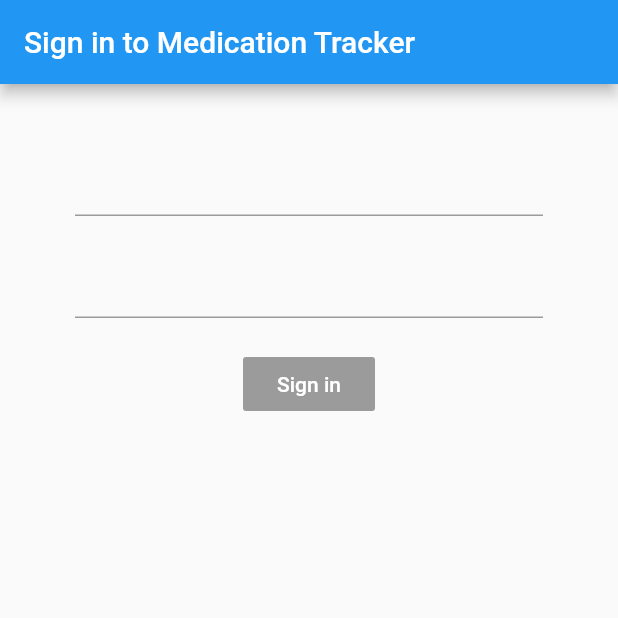
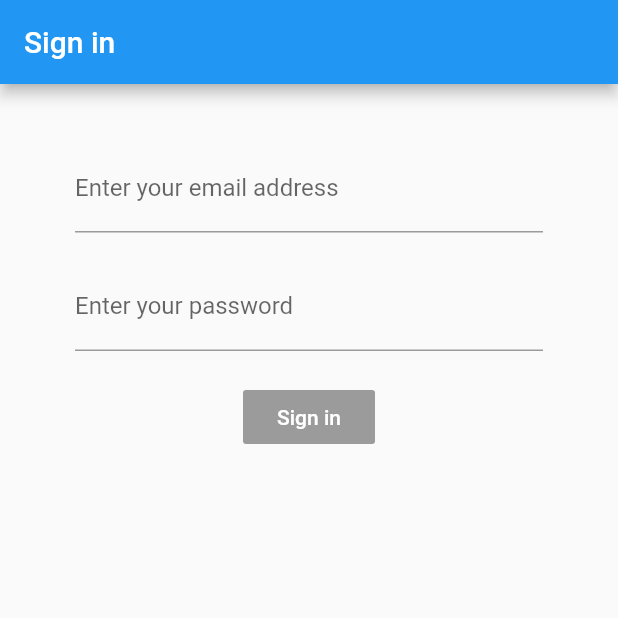
Before and after one commit to rosscraw/MedicationTracker, a Flutter app: the LogInScreen screen opened directly, on a phone screen of 412 x 824 dp, the top half of it. Run offline on Flutter 3.47's test engine with Material 2 defaults, Android fonts, the phone set to English and light mode, and no system bars; our stand-ins replace table_calendar.

Commit message:
Added decoration to the email and password forms

```diff
--- a/medication_tracker/lib/front_end/screens/log_in_screen.dart
+++ b/medication_tracker/lib/front_end/screens/log_in_screen.dart
@@ -18,7 +18,7 @@ class _LogInScreenState extends State<LogInScreen> {
   Widget build(BuildContext context) {
     return Scaffold(
       appBar: AppBar(
-        title: Text('Sign in to Medication Tracker'),
+        title: Text('Sign in'),
       ),
       body: Container(
         padding: EdgeInsets.symmetric(vertical: 20.0, horizontal: 50.0),
@@ -27,12 +27,18 @@ class _LogInScreenState extends State<LogInScreen> {
             children: <Widget>[
               SizedBox(height: 20.0),
               TextFormField(
+                decoration: InputDecoration(
+                  labelText: 'Enter your email address'
+                ),
                 onChanged: (val) {
 
                 }
               ),
               SizedBox(height: 20.0),
               TextFormField(
+                  decoration: InputDecoration(
+                      labelText: 'Enter your password'
+                  ),
                 obscureText: true,
                 onChanged: (val) {
 
```
